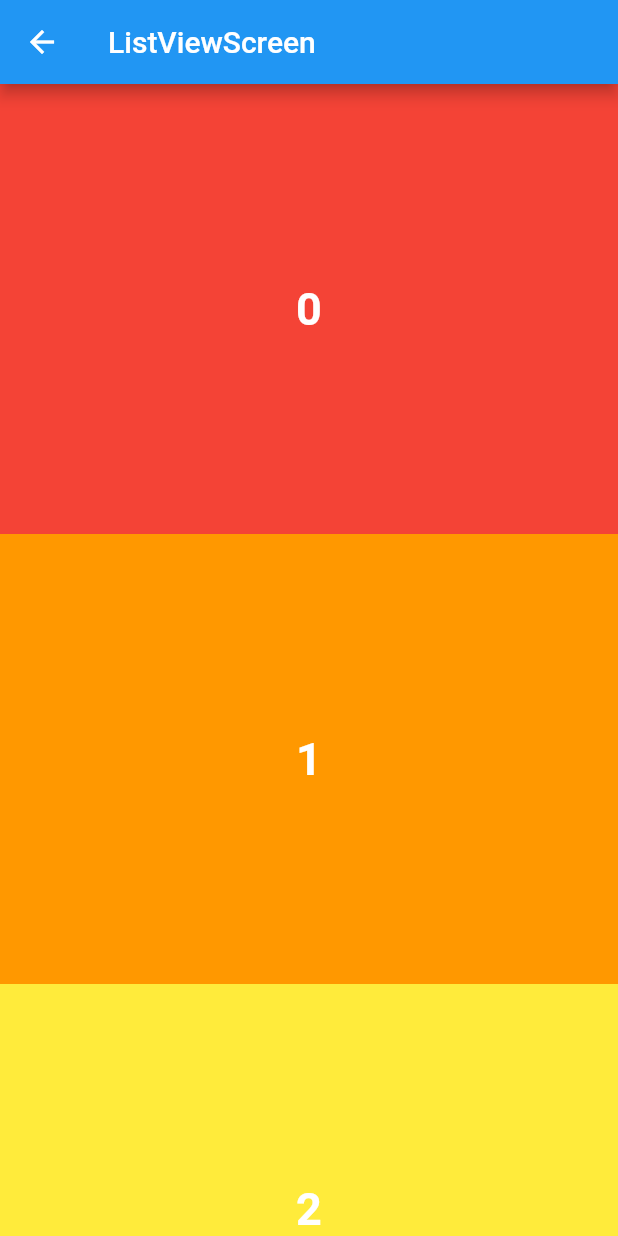
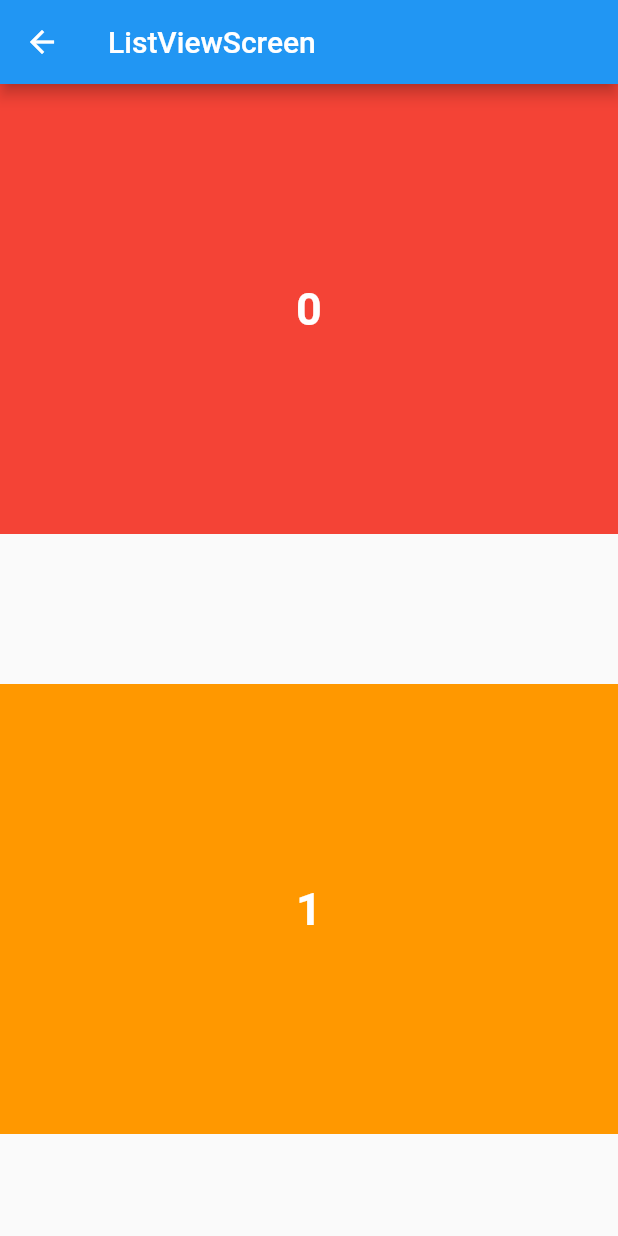
Before and after one commit to juan-rybczinski/codefactory_scrollable_widgets, a Flutter app: the screen it shows after launch, after a tap on "ListViewScreen", on a phone screen of 412 x 824 dp. Run offline on Flutter 3.47's test engine with Material 2 defaults, Android fonts, the phone set to English and light mode, and no system bars.

Commit message:
ListView - Separated

```diff
--- a/lib/screen/list_view_screen.dart
+++ b/lib/screen/list_view_screen.dart
@@ -10,7 +10,27 @@ class ListViewScreen extends StatelessWidget {
   Widget build(BuildContext context) {
     return MainLayout(
       title: 'ListViewScreen',
-      body: renderBuilder(),
+      body: renderSeparated(),
+    );
+  }
+
+  ListView renderSeparated() {
+    return ListView.separated(
+      itemCount: numbers.length,
+      itemBuilder: (context, number) => renderContainer(
+        color: rainbowColors[number % rainbowColors.length],
+        index: number,
+      ),
+      separatorBuilder: (context, number) {
+        number += 1;
+
+        if (number % 5 == 0) {
+          return renderContainer(
+              color: Colors.black, index: number, height: 200);
+        } else {
+          return const SizedBox(height: 100);
+        }
+      },
     );
   }
 
@@ -39,10 +59,11 @@ class ListViewScreen extends StatelessWidget {
   Widget renderContainer({
     required Color color,
     required int index,
+    double? height,
   }) {
     debugPrint(index.toString());
     return Container(
-      height: 300,
+      height: height ?? 300,
       color: color,
       child: Center(
         child: Text(
```
